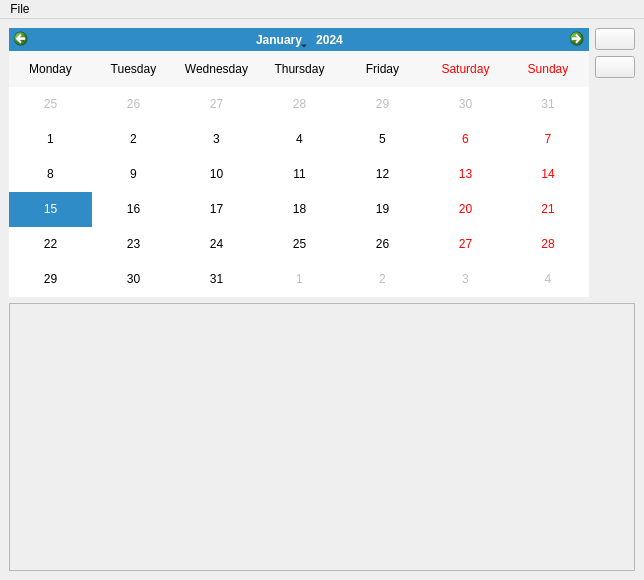
Above: mainwindow.ui from gedamial/Dentiny before the change. Below: the same form after it.
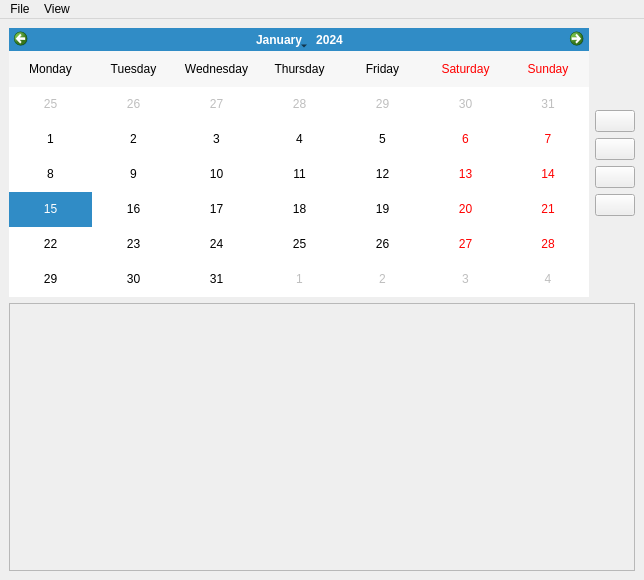
That is the form after the change. Icons and pictures are not drawn.

Commit message: Add new report (UI only). Set password. Added Authentication window to be shown before opening sensitive windows such as 'Set password' and 'Add new report' windows. Refactored DAO operations by wrapping them inside a general Model class, which is used by all the other Controller classes.

```diff
--- a/mainwindow.ui
+++ b/mainwindow.ui
@@ -44,6 +44,19 @@
       </item>
       <item>
        <layout class="QVBoxLayout" name="verticalLayout">
+        <item>
+         <spacer name="verticalSpacer_2">
+          <property name="orientation">
+           <enum>Qt::Orientation::Vertical</enum>
+          </property>
+          <property name="sizeHint" stdset="0">
+           <size>
+            <width>20</width>
+            <height>40</height>
+           </size>
+          </property>
+         </spacer>
+        </item>
         <item>
          <widget class="QPushButton" name="btnNewPatient">
           <property name="text">
@@ -79,6 +92,40 @@
           </property>
          </widget>
         </item>
+        <item>
+         <widget class="QPushButton" name="btnAddNewRecord">
+          <property name="text">
+           <string/>
+          </property>
+          <property name="icon">
+           <iconset resource="resources.qrc">
+            <normaloff>:/resources/img/AddNewRecord.png</normaloff>:/resources/img/AddNewRecord.png</iconset>
+          </property>
+          <property name="iconSize">
+           <size>
+            <width>50</width>
+            <height>50</height>
+           </size>
+          </property>
+         </widget>
+        </item>
+        <item>
+         <widget class="QPushButton" name="btnSetPassword">
+          <property name="text">
+           <string/>
+          </property>
+          <property name="icon">
+           <iconset resource="resources.qrc">
+            <normaloff>:/resources/img/SetPassword.png</normaloff>:/resources/img/SetPassword.png</iconset>
+          </property>
+          <property name="iconSize">
+           <size>
+            <width>50</width>
+            <height>50</height>
+           </size>
+          </property>
+         </widget>
+        </item>
         <item>
          <spacer name="verticalSpacer">
           <property name="orientation">
@@ -134,7 +181,14 @@
     </property>
     <addaction name="actionExit"/>
    </widget>
+   <widget class="QMenu" name="menuView">
+    <property name="title">
+     <string>View</string>
+    </property>
+    <addaction name="actionPatient"/>
+   </widget>
    <addaction name="menuFile"/>
+   <addaction name="menuView"/>
   </widget>
   <action name="actionExit">
    <property name="text">
```
Left out of the diff: 7 changed lines with no effect on the pictures. The commit also changes 32 other files.
